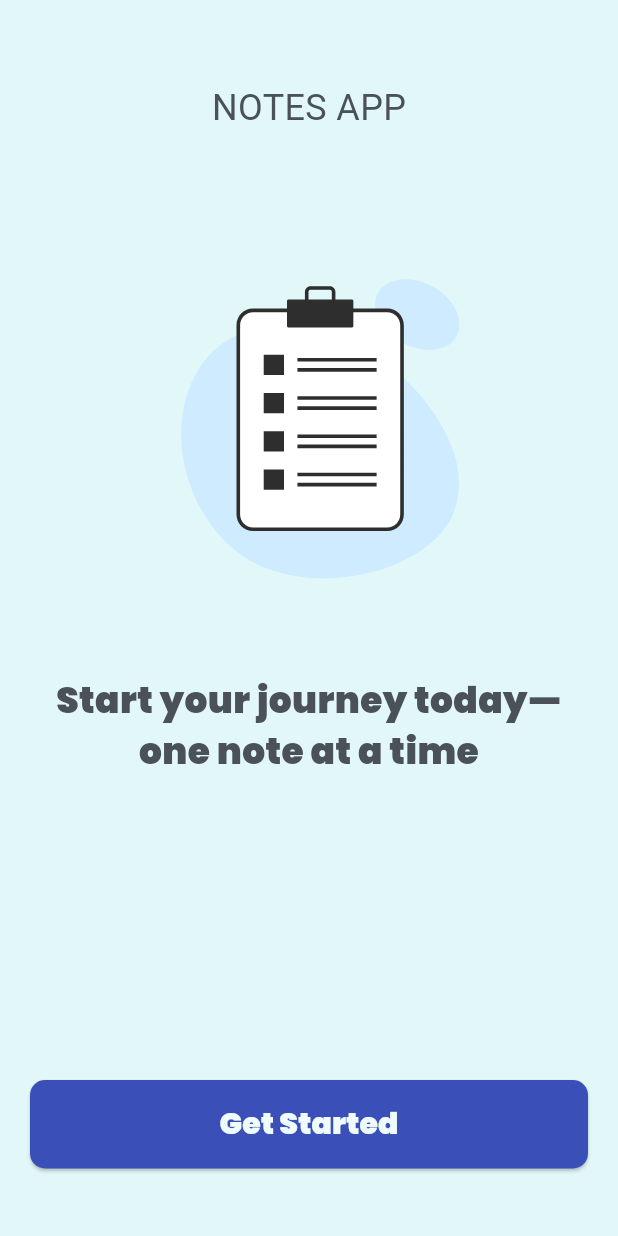
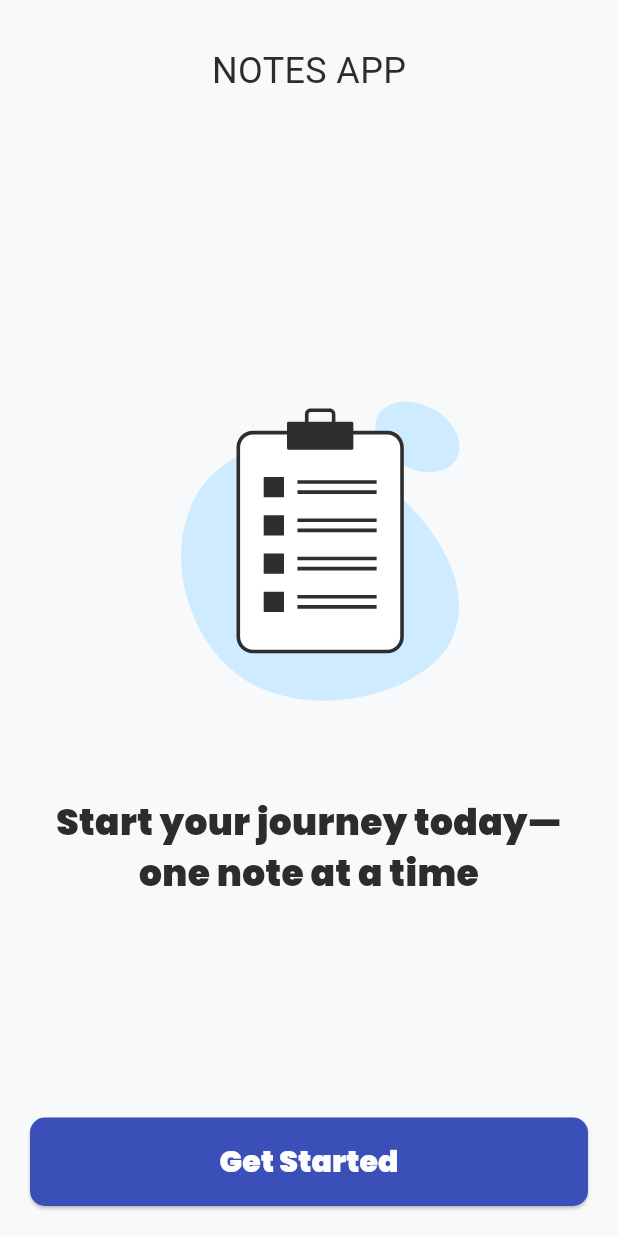
Before and after one commit to oluwakolade/notes_app, a Flutter app: the screen it shows after launch, on a phone screen of 412 x 824 dp. Run offline on Flutter 3.47's test engine with Material 3 defaults, Android fonts, the phone set to English and light mode, and no system bars; our stand-ins replace firebase_auth, firebase_core, font_awesome_flutter, google_fonts, google_sign_in, lottie; missing offline and left inert: flutter_quill; accounts and stored records are empty.

Commit message:
slight ui changes

```diff
--- a/lib/constants/colors.dart
+++ b/lib/constants/colors.dart
@@ -1,19 +1,23 @@
 import 'package:flutter/material.dart';
 
 // class AppColors {
-//   static const pink = Color(0xFFF8EEE2);
-//   static const orange = Color(0xFFD9614C);
-//   static const darkgrey = Color(0xFF403B36);
-//   static const primary = Color(0xFF595550);
-//   static const offWhite = Color(0xFFFFFBFA);
-//   static const border = Color(0xFFE6EDF2);
+//   static const background = Color(0xFFE2F8F8);
+//   static const accent = Color(0xFF3A4FB8);
+//   static const headerText = Color(0xFF4B5158);
+//   static const bodyText = Color(0xFF60656B);
+//   static const offWhite = Color(0xFFF0FBFB);
+//   static const border = Color(0xFFCBD5D7);
 // }
 
 class AppColors {
-  static const background = Color(0xFFE2F8F8);
+  static const background = Color(0xFFF8F9FA);
+
   static const accent = Color(0xFF3A4FB8);
-  static const headerText = Color(0xFF4B5158);
-  static const bodyText = Color(0xFF60656B);
-  static const offWhite = Color(0xFFF0FBFB);
-  static const border = Color(0xFFCBD5D7);
+
+  static const headerText = Color(0xFF2C2C2C);
+  static const bodyText = Color(0xFF3A3A3A);
+
+  static const offWhite = Color(0xFFFDFDFD);
+
+  static const border = Color(0xFFD1D5DB);
 }
--- a/lib/screens/add_new_note.dart
+++ b/lib/screens/add_new_note.dart
@@ -58,6 +58,7 @@ class _NewNoteState extends State<NewNote> {
 
   @override
   Widget build(BuildContext context) {
+    //POP SCREEN POP WITHOUT SAVING NOTE
     return PopScope(
       canPop: false,
       onPopInvokedWithResult: (didPop, result) async {
--- a/lib/screens/get_started.dart
+++ b/lib/screens/get_started.dart
@@ -13,17 +13,16 @@ class GetStarted extends StatelessWidget {
     return Scaffold(
       backgroundColor: AppColors.background,
       body: Padding(
-        padding: const EdgeInsets.symmetric(horizontal: 20, vertical: 15),
+        padding:
+            const EdgeInsets.only(left: 20, right: 20, top: 30, bottom: 20),
         child: Column(
           crossAxisAlignment: CrossAxisAlignment.center,
+          mainAxisAlignment: MainAxisAlignment.spaceBetween,
           children: [
-            const SizedBox(
-              height: 40,
-            ),
+            //APP LOGO
             const Logo(),
-            const SizedBox(
-              height: 40,
-            ),
+            Column(crossAxisAlignment: CrossAxisAlignment.center, children: [
+              //INTRO AND ANIMATION
               Lottie.asset(
                 "assets/get_started.json",
                 height: 300,
@@ -34,11 +33,10 @@ class GetStarted extends StatelessWidget {
               const SizedBox(
                 height: 20,
               ),
-            const Header1(text: "Start your journey today—one note at a time"),
-            const SizedBox(
-              height: 15,
-            ),
-            const Spacer(),
+              const Header1(
+                  text: "Start your journey today—one note at a time"),
+            ]),
+            //GET STARTED BUTTON
             AppButton(
                 onPressed: () {
                   Navigator.of(context).push(
@@ -48,12 +46,6 @@ class GetStarted extends StatelessWidget {
                   );
                 },
                 text: "Get Started"),
-            const SizedBox(
-              height: 10,
-            ),
-            const SizedBox(
-              height: 20,
-            )
           ],
         ),
       ),
```
Also changed, not shown: lib/screens/login.dart (+21 -9 lines), lib/screens/recent_notes.dart (+7 -10 lines), lib/screens/registration_screen.dart (+25 -21 lines). Lines whose indentation alone changed are shown as unchanged.
